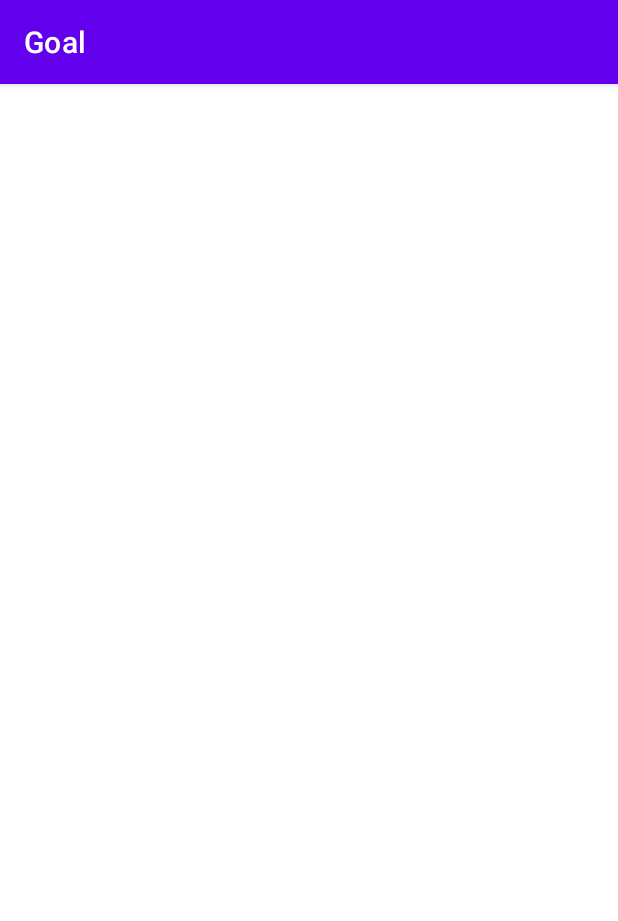
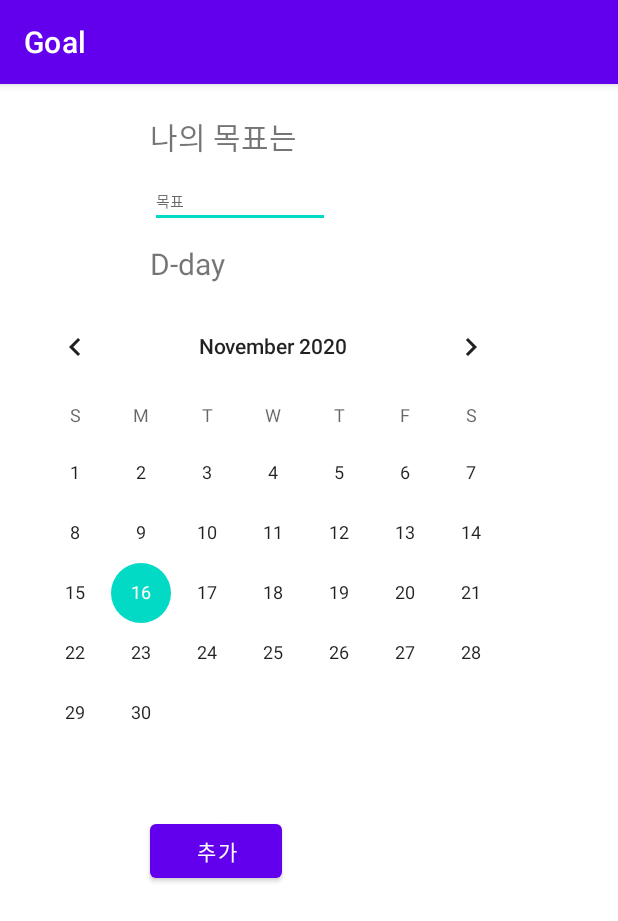
Before and after one commit to jinwook8910/mobile_app, an Android app: the Goal screen opened directly, with no data from a screen before it, on a phone screen of 412 x 824 dp. Shown: the top 921 px of the screen. Run offline under Robolectric (Android 15) with nearby library versions, the phone set to English and light mode, and no system bars.

Commit message:
목표 추가하기

```diff
--- a/HaruJogak/app/src/main/java/com/example/harujogak/Calendar.java
+++ b/HaruJogak/app/src/main/java/com/example/harujogak/Calendar.java
@@ -24,8 +24,6 @@ public class Calendar extends AppCompatActivity {
         EditText calendar_text = findViewById(R.id.calendar_text);
         Button calendar_btn = findViewById(R.id.calendar_btn);
 
-        calendar_date.setText("날짜를 선택하세요");
-
         calendar.setOnDateChangeListener(new CalendarView.OnDateChangeListener(){
             public void onSelectedDayChange(@NonNull CalendarView view, int year, int month, int dayOfMonth){
                 calendar_date.setVisibility(View.VISIBLE);
@@ -39,7 +37,4 @@ public class Calendar extends AppCompatActivity {
 
     }
 
-    public void checkDay(int cYear, int cMonth, int cDay){
-
-    }
 }
--- a/HaruJogak/app/src/main/java/com/example/harujogak/Goal.java
+++ b/HaruJogak/app/src/main/java/com/example/harujogak/Goal.java
@@ -1,7 +1,12 @@
 package com.example.harujogak;
 
 import android.os.Bundle;
+import android.widget.Button;
+import android.widget.CalendarView;
+import android.widget.EditText;
+import android.widget.TextView;
 
+import androidx.annotation.NonNull;
 import androidx.appcompat.app.AppCompatActivity;
 
 public class Goal extends AppCompatActivity {
@@ -12,6 +17,21 @@ public class Goal extends AppCompatActivity {
     protected void onCreate(Bundle savedInstanceState) {
         super.onCreate(savedInstanceState);
         setContentView(R.layout.goal);
+
+        CalendarView goal_calendar = findViewById(R.id.goal_calendar);
+        TextView goal_text = findViewById(R.id.goal_text);
+        EditText goal_input = findViewById(R.id.goal_input);
+        TextView goal_result = findViewById(R.id.goal_result);
+        Button goal_btn = findViewById(R.id.calendar_btn);
+
+        goal_text.setText("나의 목표는");
+        goal_result.setText("D-day");
+
+        goal_calendar.setOnDateChangeListener(new CalendarView.OnDateChangeListener(){
+            public void onSelectedDayChange(@NonNull CalendarView view, int year, int month, int dayOfMonth){
+
+            }
+        });
     }
 
     public String computeGoalStatic(){
--- a/HaruJogak/app/src/main/res/layout/goal.xml
+++ b/HaruJogak/app/src/main/res/layout/goal.xml
@@ -1,6 +1,50 @@
 <?xml version="1.0" encoding="utf-8"?>
-<androidx.constraintlayout.widget.ConstraintLayout
-    xmlns:android="http://schemas.android.com/apk/res/android" android:layout_width="match_parent"
-    android:layout_height="match_parent">
+<LinearLayout
+    xmlns:android="http://schemas.android.com/apk/res/android"
+    xmlns:tools="http://schemas.android.com/tools"
+    android:layout_width="match_parent"
+    android:layout_height="match_parent"
+    android:orientation="vertical">
 
-</androidx.constraintlayout.widget.ConstraintLayout>
+    <TextView
+        android:layout_width="wrap_content"
+        android:layout_height="wrap_content"
+        android:id="@+id/goal_text"
+        android:textSize="20dp"
+        android:layout_marginLeft="100dp"
+        android:layout_marginTop="20dp"
+        />
+    <EditText
+        android:layout_width="wrap_content"
+        android:layout_height="wrap_content"
+        android:textSize="10dp"
+        android:ems="10"
+        android:id="@+id/goal_input"
+        android:layout_marginTop="10dp"
+        android:layout_marginBottom="10dp"
+        android:layout_marginLeft="100dp"
+        android:hint="목표"
+        />
+    <TextView
+        android:layout_width="wrap_content"
+        android:layout_height="wrap_content"
+        android:textSize="20dp"
+        android:layout_marginLeft="100dp"
+        android:id="@+id/goal_result"
+        />
+    <CalendarView
+        android:layout_width="wrap_content"
+        android:layout_height="wrap_content"
+        android:id="@+id/goal_calendar"
+        android:layout_margin ="8dp"
+        />
+    <Button
+        android:text="추가"
+        android:layout_width="wrap_content"
+        android:layout_height="wrap_content"
+        android:layout_marginBottom="20dp"
+        android:id="@+id/goal_btn"
+        android:layout_marginLeft="100dp"
+        />
+
+</LinearLayout>
```
